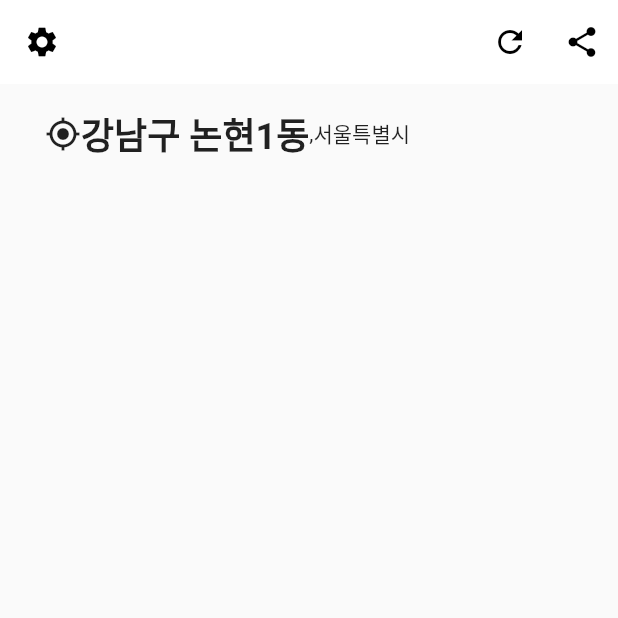
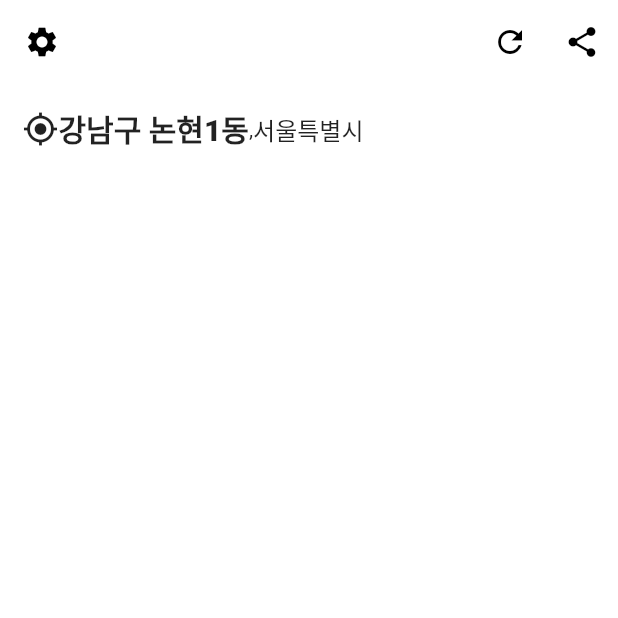
Before and after one commit to minckan/kiotkiot_flutter, a Flutter app: the screen it shows after launch, on a phone screen of 412 x 824 dp, the top half of it. Run offline on Flutter 3.47's test engine with Material 2 defaults, Android fonts, the phone set to English and light mode, and no system bars; Roboto replaces fonts that are missing (NanumSquareNeo).

```diff
--- a/lib/screens/main_screen.dart
+++ b/lib/screens/main_screen.dart
@@ -11,6 +11,7 @@ class _MainScreenState extends State<MainScreen> {
   @override
   Widget build(BuildContext context) {
     return Scaffold(
+      backgroundColor: Colors.white,
       appBar: AppBar(
         backgroundColor: Colors.white,
         iconTheme: const IconThemeData(
@@ -30,17 +31,20 @@ class _MainScreenState extends State<MainScreen> {
         child: Padding(
           padding: EdgeInsets.symmetric(
             vertical: 15,
-            horizontal: 30,
+            horizontal: 15,
           ),
           child: Row(
             children: [
               Icon(Icons.gps_fixed),
               Text(
                 '강남구 논현1동',
-                style: TextStyle(fontWeight: FontWeight.w700, fontSize: 24),
+                style: TextStyle(fontWeight: FontWeight.w800, fontSize: 20),
               ),
               Text(','),
-              Text('서울특별시')
+              Text(
+                '서울특별시',
+                style: TextStyle(fontSize: 16),
+              )
             ],
           ),
         ),
```
Also changed, not shown: pubspec.yaml (+5 -5 lines).
